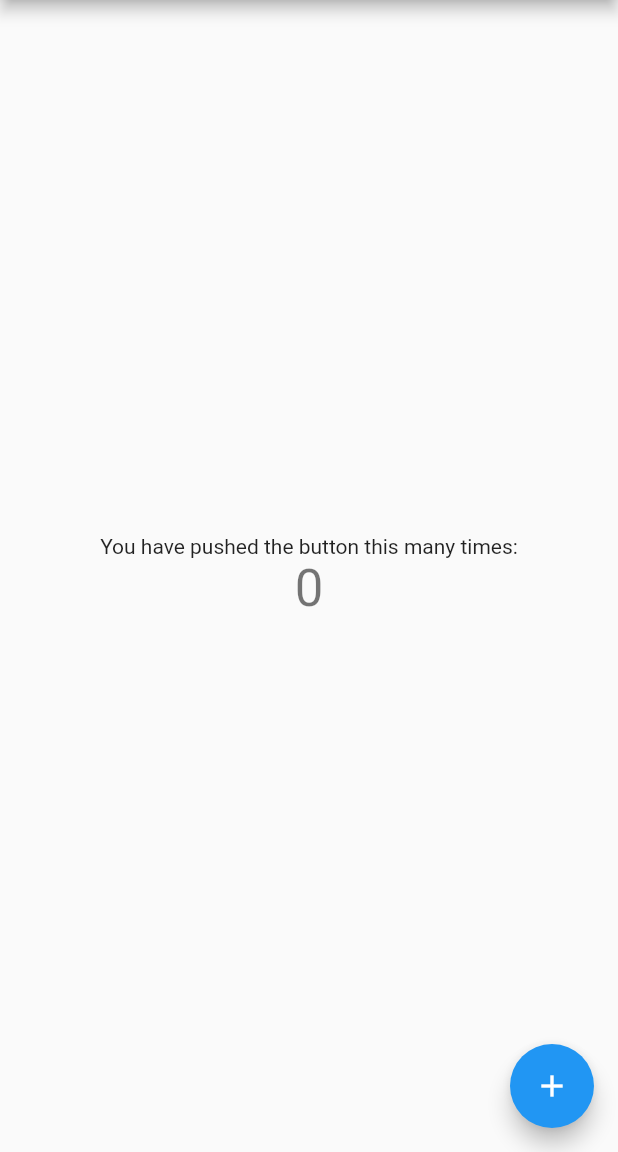
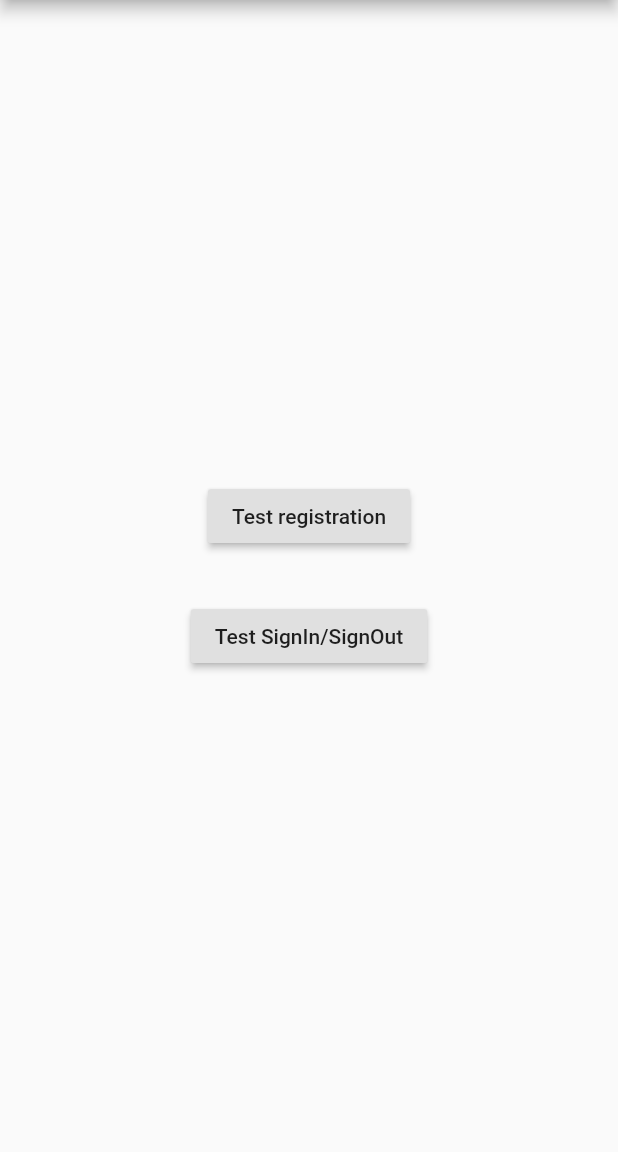
Before and after one commit to ayevbeosa/trade_track, a Flutter app: the screen it shows after launch, on a phone screen of 412 x 824 dp, the part 84-1236 px from its top. Run offline on Flutter 3.47's test engine with Material 2 defaults, Android fonts, the phone set to English and light mode, and no system bars; our stand-ins replace firebase_auth; accounts and stored records are empty.

Commit message:
Add code to implement registration.

```diff
--- a/lib/main.dart
+++ b/lib/main.dart
@@ -1,4 +1,7 @@
+import 'package:firebase_auth/firebase_auth.dart';
 import 'package:flutter/material.dart';
+import './register_page.dart';
+import './sign_in_page.dart';
 
 void main() {
   runApp(MyApp());
@@ -11,19 +14,7 @@ class MyApp extends StatelessWidget {
     return MaterialApp(
       title: 'Flutter Demo',
       theme: ThemeData(
-        // This is the theme of your application.
-        //
-        // Try running your application with "flutter run". You'll see the
-        // application has a blue toolbar. Then, without quitting the app, try
-        // changing the primarySwatch below to Colors.green and then invoke
-        // "hot reload" (press "r" in the console where you ran "flutter run",
-        // or simply save your changes to "hot reload" in a Flutter IDE).
-        // Notice that the counter didn't reset back to zero; the application
-        // is not restarted.
         primarySwatch: Colors.blue,
-        // This makes the visual density adapt to the platform that you run
-        // the app on. For desktop platforms, the controls will be smaller and
-        // closer together (more dense) than on mobile platforms.
         visualDensity: VisualDensity.adaptivePlatformDensity,
       ),
       home: MyHomePage(title: 'Flutter Demo Home Page'),
@@ -34,15 +25,6 @@ class MyApp extends StatelessWidget {
 class MyHomePage extends StatefulWidget {
   MyHomePage({Key key, this.title}) : super(key: key);
 
-  // This widget is the home page of your application. It is stateful, meaning
-  // that it has a State object (defined below) that contains fields that affect
-  // how it looks.
-
-  // This class is the configuration for the state. It holds the values (in this
-  // case the title) provided by the parent (in this case the App widget) and
-  // used by the build method of the State. Fields in a Widget subclass are
-  // always marked "final".
-
   final String title;
 
   @override
@@ -50,68 +32,41 @@ class MyHomePage extends StatefulWidget {
 }
 
 class _MyHomePageState extends State<MyHomePage> {
-  int _counter = 0;
-
-  void _incrementCounter() {
-    setState(() {
-      // This call to setState tells the Flutter framework that something has
-      // changed in this State, which causes it to rerun the build method below
-      // so that the display can reflect the updated values. If we changed
-      // _counter without calling setState(), then the build method would not be
-      // called again, and so nothing would appear to happen.
-      _counter++;
-    });
-  }
+  FirebaseUser user;
 
   @override
   Widget build(BuildContext context) {
-    // This method is rerun every time setState is called, for instance as done
-    // by the _incrementCounter method above.
-    //
-    // The Flutter framework has been optimized to make rerunning build methods
-    // fast, so that you can just rebuild anything that needs updating rather
-    // than having to individually change instances of widgets.
     return Scaffold(
       appBar: AppBar(
-        // Here we take the value from the MyHomePage object that was created by
-        // the App.build method, and use it to set our appbar title.
         title: Text(widget.title),
       ),
-      body: Center(
-        // Center is a layout widget. It takes a single child and positions it
-        // in the middle of the parent.
-        child: Column(
-          // Column is also a layout widget. It takes a list of children and
-          // arranges them vertically. By default, it sizes itself to fit its
-          // children horizontally, and tries to be as tall as its parent.
-          //
-          // Invoke "debug painting" (press "p" in the console, choose the
-          // "Toggle Debug Paint" action from the Flutter Inspector in Android
-          // Studio, or the "Toggle Debug Paint" command in Visual Studio Code)
-          // to see the wireframe for each widget.
-          //
-          // Column has various properties to control how it sizes itself and
-          // how it positions its children. Here we use mainAxisAlignment to
-          // center the children vertically; the main axis here is the vertical
-          // axis because Columns are vertical (the cross axis would be
-          // horizontal).
-          mainAxisAlignment: MainAxisAlignment.center,
-          children: <Widget>[
-            Text(
-              'You have pushed the button this many times:',
+      body: Column(
+        mainAxisAlignment: MainAxisAlignment.center,
+        children: <Widget>[
+          Container(
+            child: RaisedButton(
+              child: const Text('Test registration'),
+              onPressed: () => _pushPage(context, RegisterPage()),
             ),
-            Text(
-              '$_counter',
-              style: Theme.of(context).textTheme.headline4,
+            padding: const EdgeInsets.all(16),
+            alignment: Alignment.center,
+          ),
+          Container(
+            child: RaisedButton(
+              child: const Text('Test SignIn/SignOut'),
+              onPressed: () => _pushPage(context, SignInPage()),
             ),
-          ],
-        ),
+            padding: const EdgeInsets.all(16),
+            alignment: Alignment.center,
+          ),
+        ],
       ),
-      floatingActionButton: FloatingActionButton(
-        onPressed: _incrementCounter,
-        tooltip: 'Increment',
-        child: Icon(Icons.add),
-      ), // This trailing comma makes auto-formatting nicer for build methods.
+    );
+  }
+
+  void _pushPage(BuildContext context, Widget page) {
+    Navigator.of(context).push(
+      MaterialPageRoute<void>(builder: (_) => page),
     );
   }
 }
```
Also changed, not shown: lib/register_page.dart (added, +101 -0 lines), lib/sign_in_page.dart (added, +153 -0 lines).
